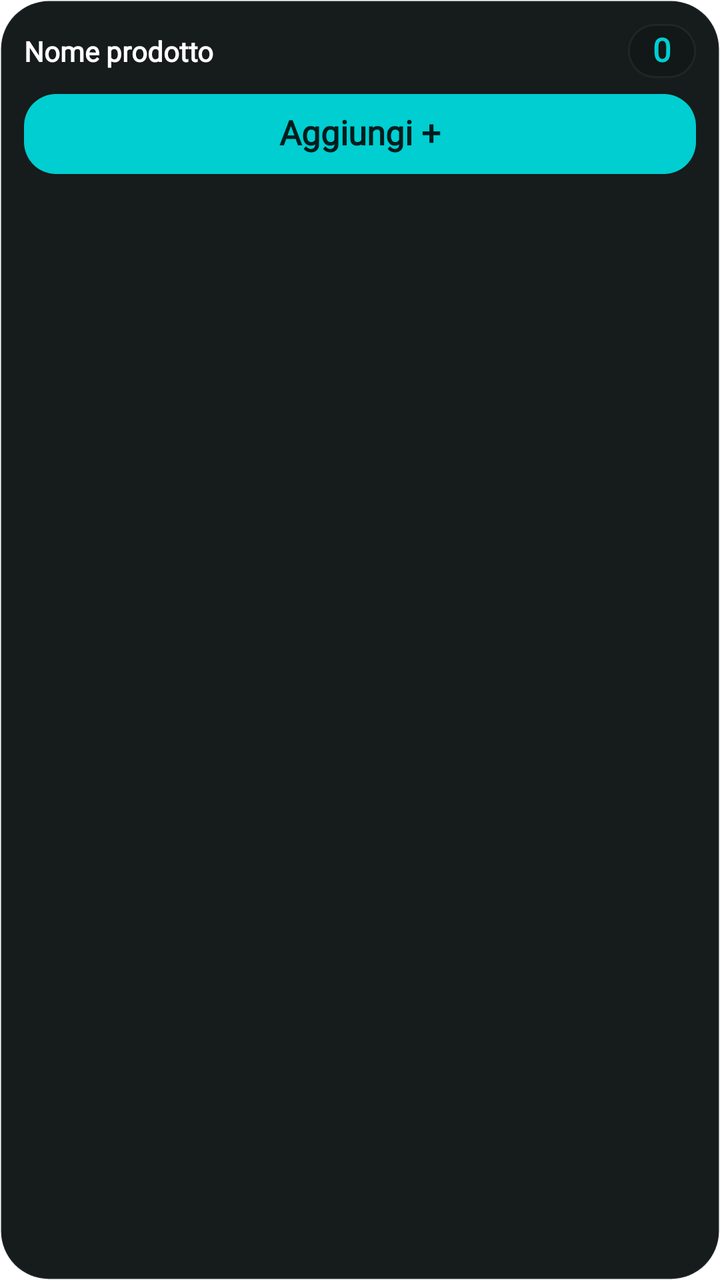
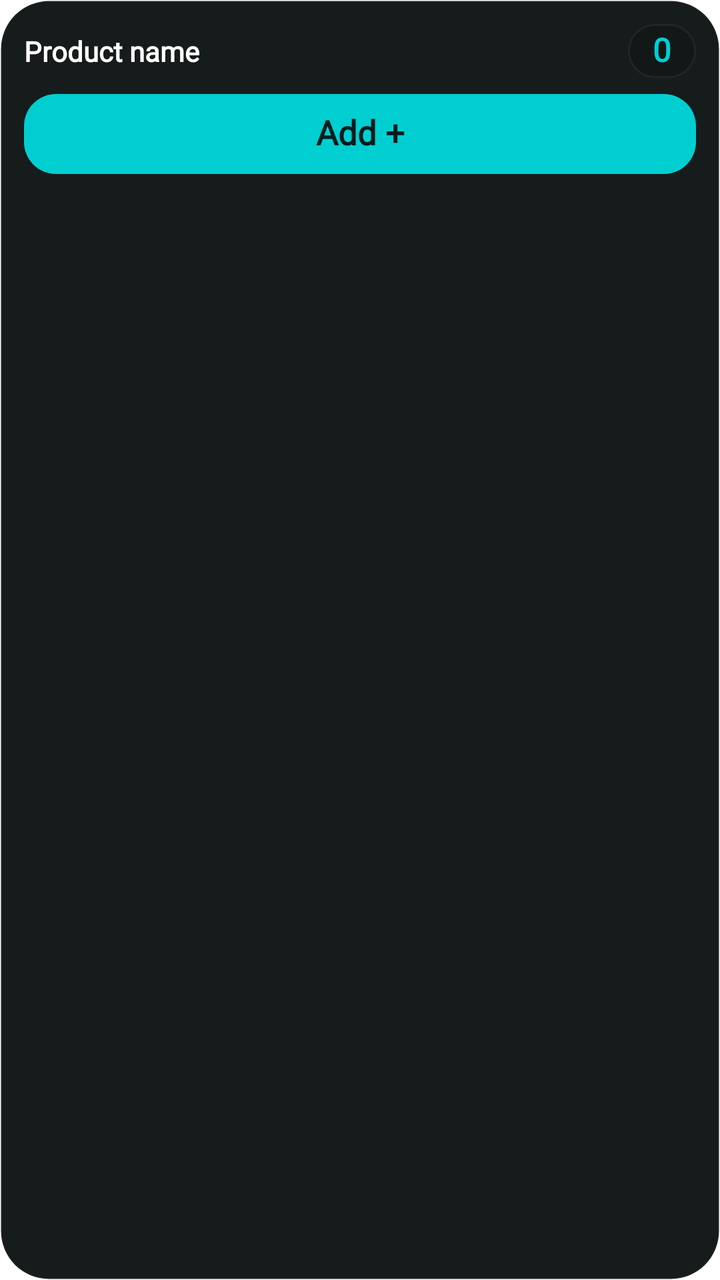

The first picture is an Android layout as it rendered before a commit; the second is the same layout after the commit. The layout source and the unified diff follow.
<!-- AndroidManifest.xml: fallback theme Theme.MaterialComponents.DayNight.NoActionBar -->
<!-- res/layout/tracking_widget_small.xml -->
<?xml version="1.0" encoding="utf-8"?>
<LinearLayout xmlns:android="http://schemas.android.com/apk/res/android"
    android:id="@+id/widget_root"
    android:layout_width="match_parent"
    android:layout_height="match_parent"
    android:background="@drawable/widget_background"
    android:orientation="vertical"
    android:padding="12dp">

    <LinearLayout
        android:layout_width="match_parent"
        android:layout_height="wrap_content"
        android:gravity="center_vertical"
        android:orientation="horizontal">

        <TextView
            android:fontFamily="@font/dm_sans"
            android:id="@+id/widget_product_name"
            android:layout_width="0dp"
            android:layout_height="wrap_content"
            android:layout_weight="1"
            android:ellipsize="end"
            android:maxLines="1"
            android:text="Nome prodotto"
            android:textColor="@color/widget_text_primary"
            android:textSize="14sp"
            android:textStyle="bold"
            android:autoSizeTextType="uniform"
            android:autoSizeMinTextSize="10sp"
            android:autoSizeMaxTextSize="16sp" />

        <TextView
            android:fontFamily="@font/dm_sans"
            android:id="@+id/widget_count"
            android:layout_width="wrap_content"
            android:layout_height="wrap_content"
            android:layout_marginStart="8dp"
            android:background="@drawable/widget_stat_background"
            android:gravity="center"
            android:includeFontPadding="false"
            android:minWidth="34dp"
            android:paddingHorizontal="8dp"
            android:paddingVertical="4dp"
            android:text="0"
            android:textColor="@color/widget_count"
            android:textSize="16sp"
            android:textStyle="bold"
            android:autoSizeTextType="uniform"
            android:autoSizeMinTextSize="11sp"
            android:autoSizeMaxTextSize="18sp" />
    </LinearLayout>

    <TextView
        android:fontFamily="@font/dm_sans"
        android:id="@+id/widget_increment"
        android:layout_width="match_parent"
        android:layout_height="40dp"
        android:layout_marginTop="8dp"
        android:background="@drawable/widget_button_background"
        android:gravity="center"
        android:includeFontPadding="false"
        android:text="Aggiungi +"
        android:textColor="@color/widget_on_action"
        android:textSize="16sp"
        android:textStyle="bold"
        android:maxLines="1"
        android:autoSizeTextType="uniform"
        android:autoSizeMinTextSize="11sp"
        android:autoSizeMaxTextSize="17sp" />

    <TextView
        android:fontFamily="@font/dm_sans"
        android:id="@+id/widget_count_label"
        android:layout_width="0dp"
        android:layout_height="0dp"
        android:visibility="gone" />

    <TextView
        android:fontFamily="@font/dm_sans"
        android:id="@+id/widget_hint"
        android:layout_width="0dp"
        android:layout_height="0dp"
        android:visibility="gone" />

    <TextView
        android:fontFamily="@font/dm_sans"
        android:id="@+id/widget_cost_today_value"
        android:layout_width="0dp"
        android:layout_height="0dp"
        android:visibility="gone" />

    <TextView
        android:fontFamily="@font/dm_sans"
        android:id="@+id/widget_minutes_today_value"
        android:layout_width="0dp"
        android:layout_height="0dp"
        android:visibility="gone" />

    <TextView
        android:fontFamily="@font/dm_sans"
        android:id="@+id/widget_total_cost_value"
        android:layout_width="0dp"
        android:layout_height="0dp"
        android:visibility="gone" />
</LinearLayout>
<!-- resources referenced by this layout -->
<resources>
  <color name="widget_count">#FF00CED1</color>
  <color name="widget_on_action">#DD000000</color>
  <color name="widget_text_primary">#FFFFFFFF</color>
  <!-- drawable widget_background (drawable) -->
  <?xml version="1.0" encoding="utf-8"?>
  <shape xmlns:android="http://schemas.android.com/apk/res/android" android:shape="rectangle">
      <solid android:color="@color/widget_surface" />
      <corners android:radius="24dp" />
      <stroke android:width="1dp" android:color="@color/widget_border" />
  </shape>
  <!-- drawable widget_button_background (drawable) -->
  <?xml version="1.0" encoding="utf-8"?>
  <shape xmlns:android="http://schemas.android.com/apk/res/android" android:shape="rectangle">
      <solid android:color="@color/widget_action" />
      <corners android:radius="16dp" />
  </shape>
  <!-- drawable widget_stat_background (drawable) -->
  <?xml version="1.0" encoding="utf-8"?>
  <shape xmlns:android="http://schemas.android.com/apk/res/android" android:shape="rectangle">
      <solid android:color="@color/widget_surface_inset" />
      <corners android:radius="14dp" />
      <stroke android:width="1dp" android:color="@color/widget_border" />
  </shape>
  <color name="widget_surface">#FF161B1B</color>
  <color name="widget_border">#0DFFFFFF</color>
  <color name="widget_action">#FF00CED1</color>
  <color name="widget_surface_inset">#FF121717</color>
</resources>

<!-- the commit's change to res/layout/tracking_widget_small.xml (unified diff, before → after) -->
@@ -21,7 +21,7 @@
             android:layout_weight="1"
             android:ellipsize="end"
             android:maxLines="1"
-            android:text="Nome prodotto"
+            android:text="@string/widget_product_name_placeholder"
             android:textColor="@color/widget_text_primary"
             android:textSize="14sp"
             android:textStyle="bold"
@@ -59,7 +59,7 @@
         android:background="@drawable/widget_button_background"
         android:gravity="center"
         android:includeFontPadding="false"
-        android:text="Aggiungi +"
+        android:text="@string/widget_add"
         android:textColor="@color/widget_on_action"
         android:textSize="16sp"
         android:textStyle="bold"
<!-- resource entries referenced after the edit -->
@@ -23,6 +23,8 @@
       <corners android:radius="14dp" />
       <stroke android:width="1dp" android:color="@color/widget_border" />
   </shape>
+  <string name="widget_add">Add +</string>
+  <string name="widget_product_name_placeholder">Product name</string>
   <color name="widget_surface">#FF161B1B</color>
   <color name="widget_border">#0DFFFFFF</color>
   <color name="widget_action">#FF00CED1</color>
